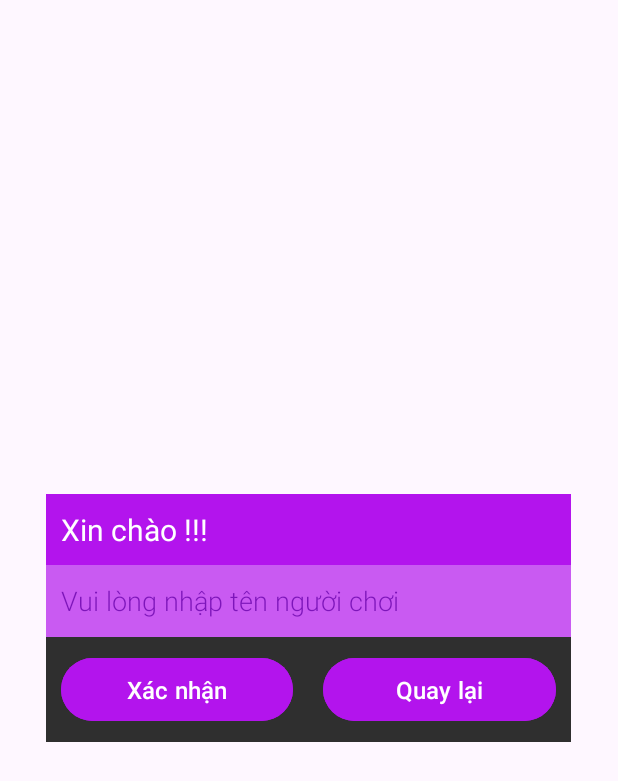
After one commit to Phong1407ht/AppAiLaTrieuPhu, an Android app: the layout view_fillname.xml on its own in the app's theme, with its tools: preview values and no code run, on a phone screen of 412 x 824 dp. The commit adds this screen. Shown: the top 781 px of the screen. Run offline under Robolectric (Android 15) with nearby library versions, the phone set to English and light mode, and no system bars.

Commit message:
second commit

```diff
--- /dev/null
+++ b/app/src/main/res/layout/view_fillname.xml
@@ -0,0 +1,64 @@
+<?xml version="1.0" encoding="utf-8"?>
+<LinearLayout xmlns:android="http://schemas.android.com/apk/res/android"
+    android:layout_width="350dp"
+    android:layout_height="wrap_content"
+    android:layout_gravity="center"
+    android:orientation="vertical">
+    <TextView
+        android:layout_width="match_parent"
+        android:text="Xin chào !!! "
+        android:padding="10dp"
+        android:background="@color/colorPurple"
+        android:textColor="@color/white"
+        android:textSize="20sp"
+        android:layout_height="wrap_content"/>
+    <FrameLayout
+        android:layout_width="match_parent"
+        android:layout_height="wrap_content"
+        android:background="@color/colorPurple"
+        android:layout_gravity="center">
+    <EditText
+        android:id="@+id/edt_player_name"
+        android:minWidth="48dp"
+        android:minHeight="48dp"
+        android:layout_width="match_parent"
+        android:layout_height="wrap_content"
+        android:autofillHints="User name"
+        android:background="@color/white"
+        android:fontFamily="sans-serif-light"
+        android:hint="Vui lòng nhập tên người chơi"
+        android:alpha="0.3"
+        android:inputType="textPersonName"
+        android:padding="10dp"
+        android:textColor="@color/material_dynamic_primary10"
+        android:textColorHint="@color/material_dynamic_primary10"
+        android:textSize="18sp" />
+</FrameLayout>
+    <TableRow
+        android:layout_width="match_parent"
+        android:background="@color/colorDark"
+        android:padding="10dp"
+        android:layout_height="wrap_content">
+        <Button
+            android:id="@+id/bt_confirm"
+            android:layout_width="0dp"
+            android:layout_weight="1"
+            android:textSize="16sp"
+            android:text="Xác nhận"
+            android:backgroundTint="@color/colorPurple"
+            android:textColor="@color/white"
+            android:padding="10dp"
+            android:layout_marginEnd="20dp"
+            android:layout_height="wrap_content"/>
+        <Button
+            android:id="@+id/bt_cancle"
+            android:layout_width="0dp"
+            android:layout_weight="1"
+            android:textSize="16sp"
+            android:text="Quay lại"
+            android:backgroundTint="@color/colorPurple"
+            android:textColor="@color/white"
+            android:padding="10dp"
+            android:layout_height="wrap_content"/>
+    </TableRow>
+</LinearLayout>
```
Also changed, not shown: app/src/main/java/com/example/appailatrieuphu/View/Fragment/M001MainFrg.java (+66 -3 lines).
